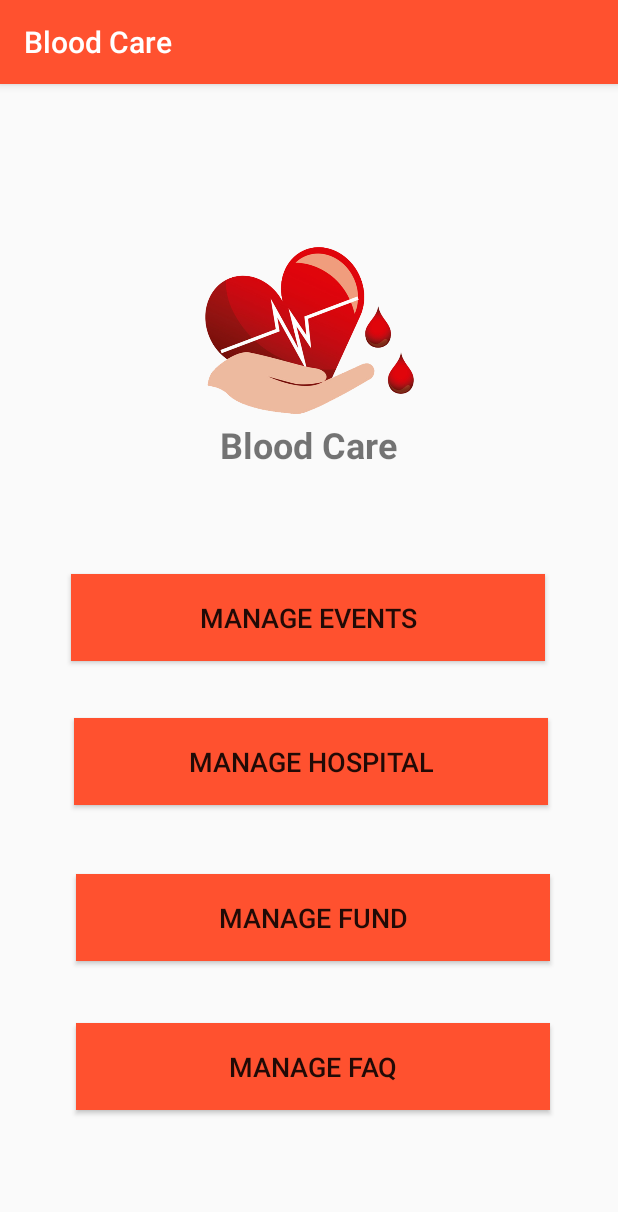
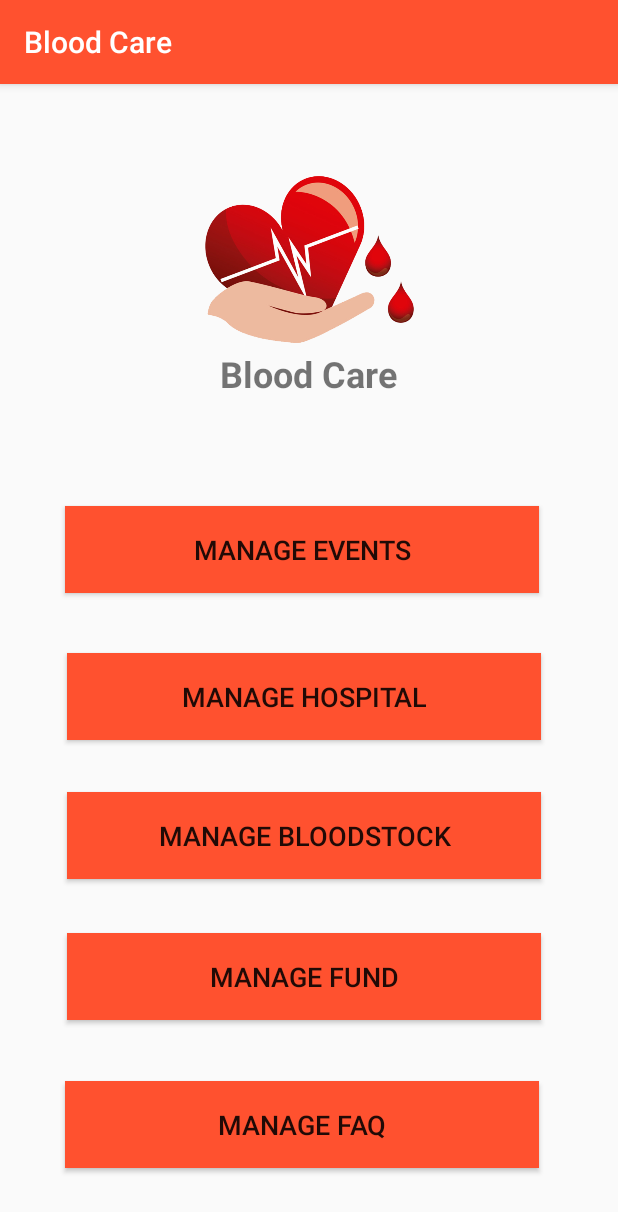
Before and after one commit to ravini-gif/MAD-final, an Android app: the admin_menu screen opened directly, with no data from a screen before it, on a phone screen of 412 x 824 dp. Shown: the top 1212 px of the screen. Run offline under Robolectric (Android 15) with nearby library versions, the phone set to English and light mode, and no system bars.

Commit message:
add new fetures

```diff
--- a/app/src/main/AndroidManifest.xml
+++ b/app/src/main/AndroidManifest.xml
@@ -9,7 +9,9 @@
         android:roundIcon="@mipmap/ic_launcher_round"
         android:supportsRtl="true"
         android:theme="@style/AppTheme">
-        <activity android:name=".UserHospital"></activity>
+        <activity android:name=".User_Bloodbank"></activity>
+        <activity android:name=".BloodBank" />
+        <activity android:name=".UserHospital" />
         <activity android:name=".CrudHospital" />
         <activity android:name=".user_quetion" />
         <activity android:name=".Account_details" />
--- a/app/src/main/java/com/example/finalbloodcare/admin_menu.java
+++ b/app/src/main/java/com/example/finalbloodcare/admin_menu.java
@@ -9,7 +9,7 @@ import android.widget.Button;
 
 public class admin_menu extends AppCompatActivity {
 
-    Button m_hos,m_fund,m_event, manage_faq;
+    Button m_hos,m_fund,m_event, manage_faq,m_bgroup;
     @Override
     protected void onCreate(Bundle savedInstanceState) {
         super.onCreate(savedInstanceState);
@@ -19,6 +19,7 @@ public class admin_menu extends AppCompatActivity {
         m_fund = findViewById(R.id.manage_fund);
         m_event=findViewById(R.id.event);
         manage_faq = findViewById(R.id.manage_faq);
+        m_bgroup = findViewById(R.id.manage_bGroup);
 
         m_hos.setOnClickListener(new View.OnClickListener() {
             @Override
@@ -45,6 +46,12 @@ public class admin_menu extends AppCompatActivity {
                 openActivity4();
             }
         });
+        m_bgroup.setOnClickListener(new View.OnClickListener() {
+            @Override
+            public void onClick(View view) {
+                openActivity5();
+            }
+        });
     }
 
     public void openActivity(){
@@ -65,4 +72,9 @@ public class admin_menu extends AppCompatActivity {
         Intent intent=new Intent(admin_menu.this,question.class);
         startActivity(intent);
     }
+
+    public void openActivity5(){
+        Intent intent=new Intent(admin_menu.this,BloodBank.class);
+        startActivity(intent);
+    }
 }
--- a/app/src/main/res/layout/activity_admin_menu.xml
+++ b/app/src/main/res/layout/activity_admin_menu.xml
@@ -14,8 +14,9 @@
         app:layout_constraintEnd_toEndOf="parent"
         app:layout_constraintStart_toStartOf="parent"
         app:layout_constraintTop_toTopOf="parent"
-        app:layout_constraintVertical_bias="0.161"
+        app:layout_constraintVertical_bias="0.088"
         app:srcCompat="@drawable/logo" />
+
     <TextView
         android:id="@+id/textView"
         android:layout_width="322dp"
@@ -42,10 +43,10 @@
         android:textSize="18sp"
         app:layout_constraintBottom_toBottomOf="parent"
         app:layout_constraintEnd_toEndOf="parent"
-        app:layout_constraintHorizontal_bias="0.494"
+        app:layout_constraintHorizontal_bias="0.452"
         app:layout_constraintStart_toStartOf="parent"
         app:layout_constraintTop_toTopOf="parent"
-        app:layout_constraintVertical_bias="0.46" />
+        app:layout_constraintVertical_bias="0.396" />
 
     <Button
         android:id="@+id/manage_hos"
@@ -57,10 +58,10 @@
         android:textSize="18sp"
         app:layout_constraintBottom_toBottomOf="parent"
         app:layout_constraintEnd_toEndOf="parent"
-        app:layout_constraintHorizontal_bias="0.515"
+        app:layout_constraintHorizontal_bias="0.463"
         app:layout_constraintStart_toStartOf="parent"
         app:layout_constraintTop_toTopOf="parent"
-        app:layout_constraintVertical_bias="0.595" />
+        app:layout_constraintVertical_bias="0.534" />
 
     <Button
         android:id="@+id/manage_fund"
@@ -72,10 +73,25 @@
         android:textSize="18sp"
         app:layout_constraintBottom_toBottomOf="parent"
         app:layout_constraintEnd_toEndOf="parent"
-        app:layout_constraintHorizontal_bias="0.526"
+        app:layout_constraintHorizontal_bias="0.463"
         app:layout_constraintStart_toStartOf="parent"
         app:layout_constraintTop_toTopOf="parent"
-        app:layout_constraintVertical_bias="0.742" />
+        app:layout_constraintVertical_bias="0.797" />
+
+    <Button
+        android:id="@+id/manage_bGroup"
+        android:layout_width="316dp"
+        android:layout_height="58dp"
+        android:background="@color/pink"
+        android:text="Manage BloodStock"
+        android:textColorHint="@color/black"
+        android:textSize="18sp"
+        app:layout_constraintBottom_toBottomOf="parent"
+        app:layout_constraintEnd_toEndOf="parent"
+        app:layout_constraintHorizontal_bias="0.463"
+        app:layout_constraintStart_toStartOf="parent"
+        app:layout_constraintTop_toTopOf="parent"
+        app:layout_constraintVertical_bias="0.665" />
 
     <Button
         android:id="@+id/manage_faq"
@@ -87,9 +103,9 @@
         android:textSize="18sp"
         app:layout_constraintBottom_toBottomOf="parent"
         app:layout_constraintEnd_toEndOf="parent"
-        app:layout_constraintHorizontal_bias="0.526"
+        app:layout_constraintHorizontal_bias="0.452"
         app:layout_constraintStart_toStartOf="parent"
         app:layout_constraintTop_toTopOf="parent"
-        app:layout_constraintVertical_bias="0.882" />
+        app:layout_constraintVertical_bias="0.936" />
 
 </androidx.constraintlayout.widget.ConstraintLayout>
```
Also changed, not shown: app/src/main/java/com/example/finalbloodcare/CrudHospital.java (+14 -16 lines), app/src/main/java/com/example/finalbloodcare/MenuList.java (+22 -18 lines), app/src/main/java/com/example/finalbloodcare/UserHospital.java (+6 -4 lines), app/src/main/java/com/example/finalbloodcare/User_Bloodbank.java (added, +54 -0 lines), app/src/main/java/com/example/finalbloodcare/database_helper.java (+11 -11 lines), app/src/main/java/com/example/finalbloodcare/user_quetion.java (+5 -4 lines).
